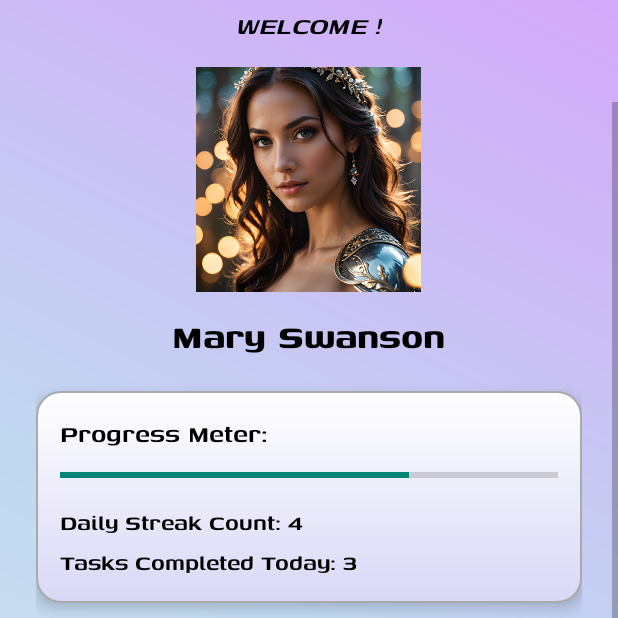
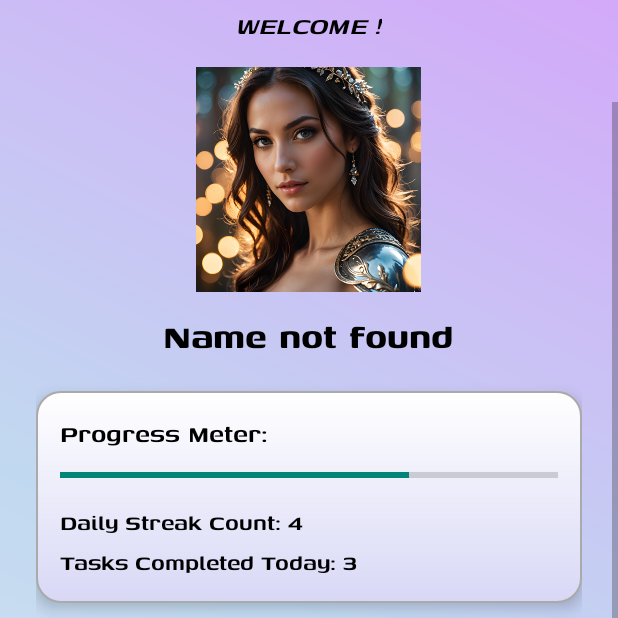
Before and after one commit to didi-codes/FocusPocusApp, an Android app: the DashboardActivity screen opened directly, with no data from a screen before it, scrolled down 74 dp, on a phone screen of 412 x 824 dp, the top half of it. Run offline under Robolectric (Android 15) with nearby library versions, the phone set to English and light mode, and no system bars; our stand-ins replace Firebase (no records; nobody signed in at launch, a user with empty details on screens opened directly).

Commit message:
Dashboard and Tasks are being updated

```diff
--- a/app/src/main/java/com/productivitybandits/focuspocusapp/DashboardActivity.kt
+++ b/app/src/main/java/com/productivitybandits/focuspocusapp/DashboardActivity.kt
@@ -2,14 +2,16 @@ package com.productivitybandits.focuspocusapp
 
 import android.content.Intent
 import android.os.Bundle
+import android.util.Log
 import android.widget.Button
 import android.widget.ImageView
 import android.widget.Toast
 import android.view.View
 import android.widget.LinearLayout
+import android.widget.TextView
 import androidx.appcompat.app.AppCompatActivity
 import com.google.firebase.auth.FirebaseAuth
-
+import com.google.firebase.firestore.FirebaseFirestore
 
 
 class DashboardActivity : AppCompatActivity() {
@@ -21,6 +23,27 @@ class DashboardActivity : AppCompatActivity() {
         setContentView(R.layout.activity_dashboard)
 
         auth = FirebaseAuth.getInstance()
+        val userNameTextView = findViewById<TextView>(R.id.userNameTextView)
+        val uid = FirebaseAuth.getInstance().currentUser?.uid
+
+        if (uid != null) {
+            val db = FirebaseFirestore.getInstance()
+            db.collection("users").document(uid).get()
+                .addOnSuccessListener { document ->
+                    if (document.exists()) {
+                        val firstName = document.getString("firstName") ?: ""
+                        val lastName = document.getString("lastName") ?: ""
+                        userNameTextView.text = "$firstName $lastName"
+                    } else {
+                        userNameTextView.text = "Name not found"
+                    }
+                }
+                .addOnFailureListener { e ->
+                    userNameTextView.text = "Error loading name"
+                    Log.e("Firestore", "Failed to fetch name: ${e.message}")
+                }
+        }
+
 
         // Nudges icon
         val nudgesIcon: ImageView = findViewById(R.id.nudgesIcon)
--- a/app/src/main/java/com/productivitybandits/user_authentication/User.kt
+++ b/app/src/main/java/com/productivitybandits/user_authentication/User.kt
@@ -6,4 +6,5 @@ data class User(
     val lastName: String="",
     val email: String="",
     val username: String = "",
+    val photoUrl: String = ""
 )
--- a/app/src/main/res/layout/activity_dashboard.xml
+++ b/app/src/main/res/layout/activity_dashboard.xml
@@ -40,6 +40,7 @@
 
         <!-- Profile Image -->
         <ImageView
+            android:id="@+id/profileImageView"
             android:layout_width="150dp"
             android:layout_height="150dp"
             android:src="@drawable/mary"
@@ -49,6 +50,7 @@
 
         <!-- Name -->
         <TextView
+            android:id="@+id/userNameTextView"
             android:layout_width="wrap_content"
             android:layout_height="wrap_content"
             android:text="Mary Swanson"
@@ -120,7 +122,6 @@
 
             <!-- TASKS ICON -->
             <LinearLayout
-                android:id="@+id/tasksIcon"
                 android:layout_width="wrap_content"
                 android:layout_height="wrap_content"
                 android:clickable="true"
@@ -146,6 +147,7 @@
             </LinearLayout>
 
             <LinearLayout
+                android:id="@+id/tasksIcon"
                 android:layout_width="wrap_content"
                 android:layout_height="wrap_content"
                 android:clickable="true"
```
Also changed, not shown: app/src/main/AndroidManifest.xml (+6 -1 lines), app/src/main/java/com/productivitybandits/focuspocusapp/MyApp.kt (deleted, +0 -11 lines), app/src/main/java/com/productivitybandits/focuspocusapp/TasksActivity.kt (+8 -1 lines), app/src/main/java/com/productivitybandits/focuspocusapp/viewmodel/TasksViewModel.kt (+20 -7 lines), app/src/main/java/com/productivitybandits/taskmanager/TaskViewModel.kt (+8 -2 lines), app/src/main/java/com/productivitybandits/user_authentication/UserModel.kt (+22 -17 lines), app/src/main/java/com/productivitybandits/focuspocusapp/SplashActivity.kt (line endings or trailing spaces).
